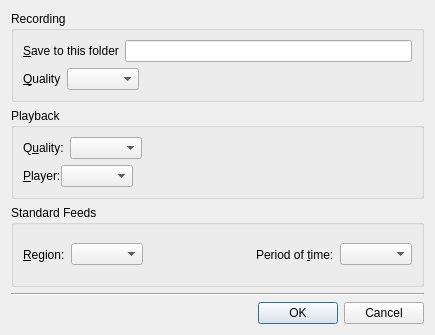
Old version of the form src/configdialog.ui in the repository smplayer-dev/smtube.
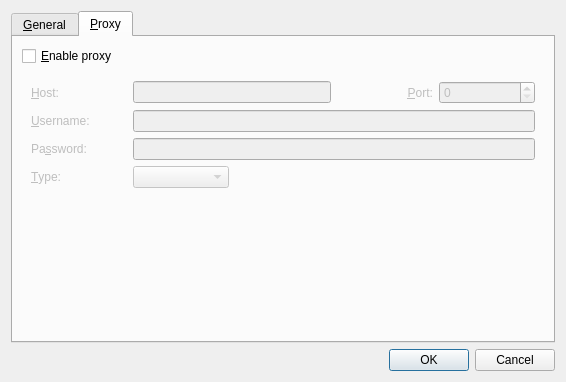
New version of the form. The open tabs and pages were chosen to show the change. Custom widgets are drawn as their Qt base class.

Commit message: Add option in the config dialog to set the proxy

What changed in the file:
```diff
--- a/src/configdialog.ui
+++ b/src/configdialog.ui
@@ -6,13 +6,23 @@
    <rect>
     <x>0</x>
     <y>0</y>
-    <width>435</width>
-    <height>335</height>
+    <width>566</width>
+    <height>382</height>
    </rect>
   </property>
   <property name="windowTitle">
    <string>Settings</string>
   </property>
+  <layout class="QVBoxLayout" name="verticalLayout_4">
+   <item>
+    <widget class="QTabWidget" name="tabs">
+     <property name="currentIndex">
+      <number>0</number>
+     </property>
+     <widget class="QWidget" name="general_tab">
+      <attribute name="title">
+       <string>&amp;General</string>
+      </attribute>
   <layout class="QVBoxLayout" name="verticalLayout_2">
    <item>
     <widget class="QGroupBox" name="recording_group">
@@ -200,10 +210,145 @@
     </widget>
    </item>
    <item>
-    <widget class="Line" name="line">
+        <spacer name="verticalSpacer">
+         <property name="orientation">
+          <enum>Qt::Vertical</enum>
+         </property>
+         <property name="sizeHint" stdset="0">
+          <size>
+           <width>20</width>
+           <height>10</height>
+          </size>
+         </property>
+        </spacer>
+       </item>
+      </layout>
+     </widget>
+     <widget class="QWidget" name="proxy_tab">
+      <attribute name="title">
+       <string>&amp;Proxy</string>
+      </attribute>
+      <layout class="QVBoxLayout" name="verticalLayout_5">
+       <item>
+        <widget class="QCheckBox" name="use_proxy_check">
+         <property name="text">
+          <string>&amp;Enable proxy</string>
+         </property>
+        </widget>
+       </item>
+       <item>
+        <widget class="QWidget" name="proxy_container" native="true">
+         <property name="enabled">
+          <bool>false</bool>
+         </property>
+         <layout class="QGridLayout" name="_2">
+          <item row="0" column="0">
+           <widget class="QLabel" name="label_5">
+            <property name="text">
+             <string>&amp;Host:</string>
+            </property>
+            <property name="buddy">
+             <cstring>proxy_hostname_edit</cstring>
+            </property>
+           </widget>
+          </item>
+          <item row="0" column="1" colspan="2">
+           <widget class="QLineEdit" name="proxy_hostname_edit"/>
+          </item>
+          <item row="0" column="3">
+           <widget class="QLabel" name="label_6">
+            <property name="text">
+             <string>&amp;Port:</string>
+            </property>
+            <property name="alignment">
+             <set>Qt::AlignRight|Qt::AlignTrailing|Qt::AlignVCenter</set>
+            </property>
+            <property name="buddy">
+             <cstring>proxy_port_spin</cstring>
+            </property>
+           </widget>
+          </item>
+          <item row="0" column="4">
+           <widget class="QSpinBox" name="proxy_port_spin">
+            <property name="maximum">
+             <number>65535</number>
+            </property>
+           </widget>
+          </item>
+          <item row="1" column="0">
+           <widget class="QLabel" name="label_7">
+            <property name="text">
+             <string>&amp;Username:</string>
+            </property>
+            <property name="buddy">
+             <cstring>proxy_username_edit</cstring>
+            </property>
+           </widget>
+          </item>
+          <item row="1" column="1" colspan="4">
+           <widget class="QLineEdit" name="proxy_username_edit"/>
+          </item>
+          <item row="2" column="0">
+           <widget class="QLabel" name="label_8">
+            <property name="text">
+             <string>Pa&amp;ssword:</string>
+            </property>
+            <property name="buddy">
+             <cstring>proxy_password_edit</cstring>
+            </property>
+           </widget>
+          </item>
+          <item row="2" column="1" colspan="4">
+           <widget class="QLineEdit" name="proxy_password_edit">
+            <property name="echoMode">
+             <enum>QLineEdit::Password</enum>
+            </property>
+           </widget>
+          </item>
+          <item row="3" column="0">
+           <widget class="QLabel" name="label_9">
+            <property name="text">
+             <string>&amp;Type:</string>
+            </property>
+            <property name="buddy">
+             <cstring>proxy_type_combo</cstring>
+            </property>
+           </widget>
+          </item>
+          <item row="3" column="1">
+           <widget class="QComboBox" name="proxy_type_combo"/>
+          </item>
+          <item row="3" column="2" colspan="3">
+           <spacer>
      <property name="orientation">
       <enum>Qt::Horizontal</enum>
      </property>
+            <property name="sizeHint" stdset="0">
+             <size>
+              <width>261</width>
+              <height>20</height>
+             </size>
+            </property>
+           </spacer>
+          </item>
+         </layout>
+        </widget>
+       </item>
+       <item>
+        <spacer name="verticalSpacer_2">
+         <property name="orientation">
+          <enum>Qt::Vertical</enum>
+         </property>
+         <property name="sizeHint" stdset="0">
+          <size>
+           <width>20</width>
+           <height>93</height>
+          </size>
+         </property>
+        </spacer>
+       </item>
+      </layout>
+     </widget>
     </widget>
    </item>
    <item>
```
Left out of the diff: 28 changed lines with no effect on the pictures. Lines whose indentation alone changed are shown as unchanged. The commit also changes 4 other files.
